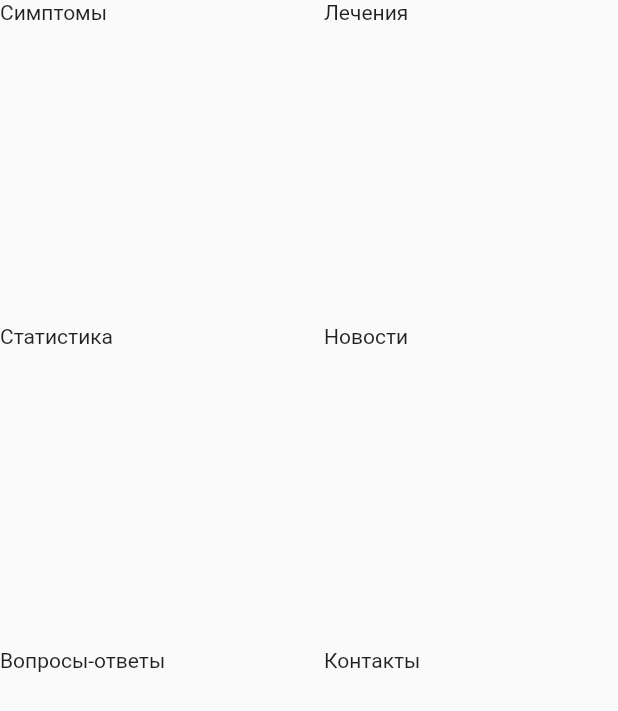
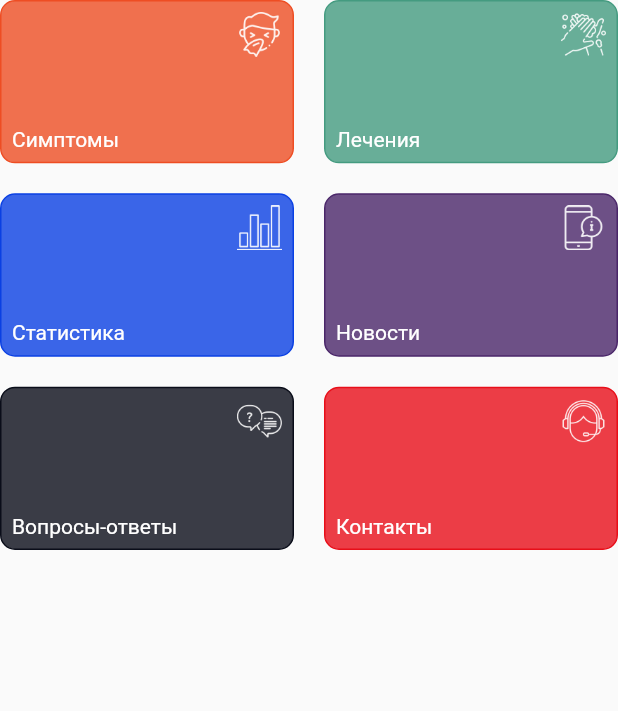
Before and after one commit to serikshaikamalov/coronavirus2020, a Flutter app: the MainMenu widget shown alone on an empty page, opened directly, on a phone screen of 412 x 824 dp. Shown: the top 711 px of the screen. Run offline on Flutter 3.47's test engine with Material 2 defaults, Android fonts, the phone set to English and light mode, and no system bars; our stand-ins replace dio, flutter_bloc, flutter_html, get_it, shared_preferences; accounts and stored records are empty.

```diff
--- a/lib/core/constants/pages-header.dart
+++ b/lib/core/constants/pages-header.dart
@@ -1,3 +1,3 @@
 class PagesHeader {
-  static final String home = 'Все о Коронавирусе';
+  static final String home = 'COVID-19';
 }
--- a/lib/features/home/data/datasources/menu.datasource.dart
+++ b/lib/features/home/data/datasources/menu.datasource.dart
@@ -1,14 +1,44 @@
 import 'package:coronavirus2020/features/home/data/models/menu-item.model.dart';
 
 class MenuLocalDataSource {
-  Future<List<MenuItemModel>> getData() async{
+  Future<List<MenuItemModel>> getData() async {
     final List<MenuItemModel> data = [
-      MenuItemModel(label: 'Симптомы', route: '/'),
-      MenuItemModel(label: 'Лечения', route: '/'),
-      MenuItemModel(label: 'Статистика', route: '/'),
-      MenuItemModel(label: 'Новости', route: '/'),
-      MenuItemModel(label: 'Вопросы-ответы', route: '/'),
-      MenuItemModel(label: 'Контакты', route: '/'),
+      MenuItemModel(
+        label: 'Симптомы',
+        route: '/',
+        color: 0XFFEE4D23,
+        image: 'cough.png',
+      ),
+      MenuItemModel(
+        label: 'Лечения',
+        route: '/',
+        color: 0XFF449B80,
+        image: 'washing-hands.png',
+      ),
+      MenuItemModel(
+        label: 'Статистика',
+        route: '/',
+        color: 0XFF0A40E3,
+        image: 'statistics.png',
+      ),
+      MenuItemModel(
+        label: 'Новости',
+        route: '/',
+        color: 0XFF4A2669,
+        image: 'information.png',
+      ),
+      MenuItemModel(
+        label: 'Вопросы-ответы',
+        route: '/',
+        color: 0XFF0A0D19,
+        image: 'question.png',
+      ),
+      MenuItemModel(
+        label: 'Контакты',
+        route: '/',
+        color: 0XFFE80E19,
+        image: 'technical-support.png',
+      ),
     ];
 
     return data;
--- a/lib/features/home/data/models/menu-item.model.dart
+++ b/lib/features/home/data/models/menu-item.model.dart
@@ -1,9 +1,13 @@
 class MenuItemModel {
   final String label;
   final String route;
+  final int color;
+  final String image;
 
   MenuItemModel({
     this.label,
     this.route,
+    this.color,
+    this.image,
   });
 }
--- a/lib/features/home/presentations/widgets/main-menu/main-menu.dart
+++ b/lib/features/home/presentations/widgets/main-menu/main-menu.dart
@@ -54,18 +54,46 @@ class _MainMenuState extends State<MainMenu> {
   }
 
   Widget buildContent(d) {
-    return GridView.builder(
-      itemCount: d.length,
-      gridDelegate: SliverGridDelegateWithFixedCrossAxisCount(
-        crossAxisCount: 2,
-        mainAxisSpacing: 20,
-        crossAxisSpacing: 20,
+    return Expanded(
+      child: GridView.builder(
+        itemCount: d.length,
+        gridDelegate: SliverGridDelegateWithFixedCrossAxisCount(
+            crossAxisCount: 2,
+            mainAxisSpacing: 20,
+            crossAxisSpacing: 20,
+            childAspectRatio: 1.8),
+        itemBuilder: (ctx, index) => buildMenuItem(d[index]),
       ),
-      itemBuilder: (ctx, index) => buildMenuItem(d[index]),
     );
   }
 
   Widget buildMenuItem(MenuItemModel m) {
-    return Container(child: Text(m.label));
+    return Container(
+      child: Column(
+        mainAxisAlignment: MainAxisAlignment.spaceBetween,
+        children: [
+          Align(
+            alignment: Alignment.topRight,
+            child: Image.asset(
+              'assets/images/${m.image}',
+              height: 30,
+              color: Colors.white.withOpacity(0.9),
+            ),
+          ),
+          Align(
+            alignment: Alignment.topLeft,
+            child: Text(
+              m.label,
+              style: TextStyle(color: Colors.white),
+            ),
+          ),
+        ],
+      ),
+      decoration: BoxDecoration(
+          border: Border.all(width: 1, color: Color(m.color)),
+          color: Color(m.color).withOpacity(0.8),
+          borderRadius: BorderRadius.all(Radius.circular(10))),
+      padding: EdgeInsets.all(7),
+    );
   }
 }
--- a/pubspec.yaml
+++ b/pubspec.yaml
@@ -39,8 +39,9 @@ flutter:
   uses-material-design: true
 
   # To add assets to your application, add an assets section, like this:
-  # assets:
-  #   - images/a_dot_burr.jpeg
+  assets:
+    - assets/images/
+    # - images/a_dot_burr.jpeg
   #   - images/a_dot_ham.jpeg
 
   # An image asset can refer to one or more resolution-specific "variants", see
```
Also changed, not shown: lib/features/home/presentations/pages/main/main.page.dart (+26 -3 lines), lib/features/home/presentations/widgets/about-covid/about-covid.dart (+45 -1 lines), lib/shared/widgets/wrapper.dart (+8 -2 lines), assets/images/01.png (added), assets/images/02.png (added), assets/images/03.png (added), assets/images/04.png (added), assets/images/05.png (added), assets/images/cough.png (added), assets/images/covid.png (added), assets/images/information.png (added), assets/images/question.png (added), assets/images/statistics.png (added), assets/images/technical-support.png (added), 1 more files.
